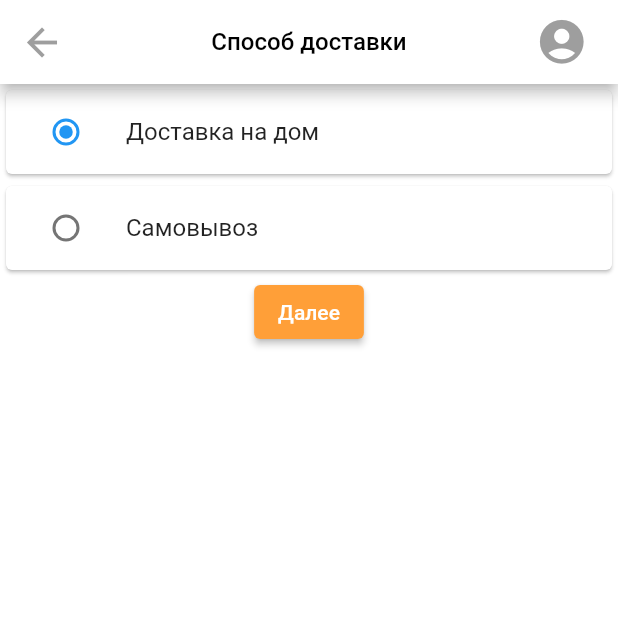
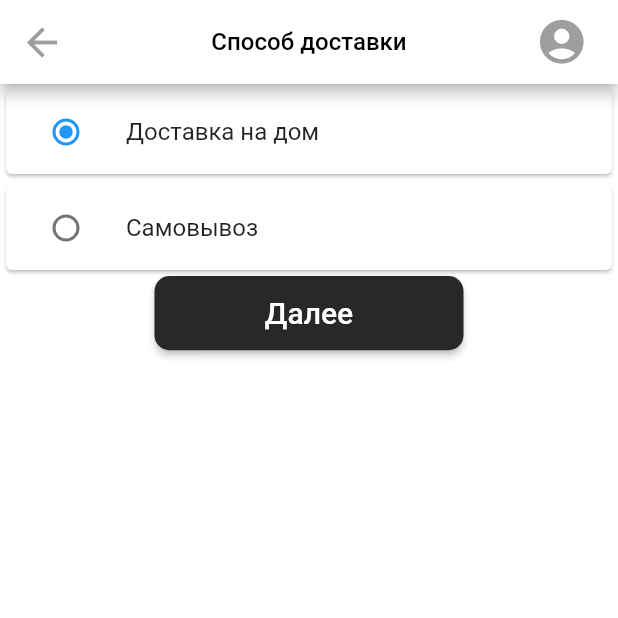
Before and after one commit to Jardynero/pizza_dym, a Flutter app: the DeliveryMethode screen opened by its route, on a phone screen of 412 x 824 dp, the top half of it. Run offline on Flutter 3.47's test engine with Material 2 defaults, Android fonts, the phone set to English and light mode, and no system bars; our stand-ins replace cloud_firestore, firebase_analytics, firebase_auth, firebase_core, firebase_messaging; missing offline and left inert: app_tracking_transparency, flutter_cart; accounts and stored records are empty.

Commit message:
add style to btn

```diff
--- a/lib/screens/cart_screen/delivery-methode_screen.dart
+++ b/lib/screens/cart_screen/delivery-methode_screen.dart
@@ -49,16 +49,24 @@ class _DeliveryMethodeState extends State<DeliveryMethode> {
 
   Widget btn() {
     return ElevatedButton(
-      child: Text('Далее'),
+      child: Text('Далее', style: TextStyle(fontSize: 20)),
       onPressed: () {
-        Provider.of<CartModel>(context, listen: false).checkDeliveryMethode(_groupValue!);
+        Provider.of<CartModel>(context, listen: false)
+            .checkDeliveryMethode(_groupValue!);
         if (_groupValue == 1) {
           Navigator.pushNamed(context, '/adress');
-        }
-        else if (_groupValue == 2) {
+        } else if (_groupValue == 2) {
           Navigator.pushNamed(context, '/pickup');
         }
       },
+      style: ElevatedButton.styleFrom(
+        primary: Color(0xff27282A),
+        fixedSize: Size(
+          MediaQuery.of(context).size.width / 100 * 50,
+          MediaQuery.of(context).size.height / 100 * 6,
+        ),
+        shape: RoundedRectangleBorder(borderRadius: BorderRadius.circular(10))
+      ),
     );
   }
 }
```
